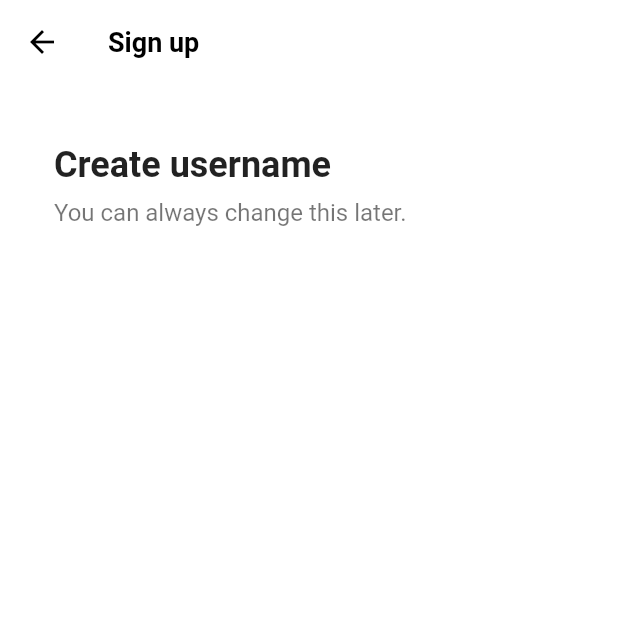
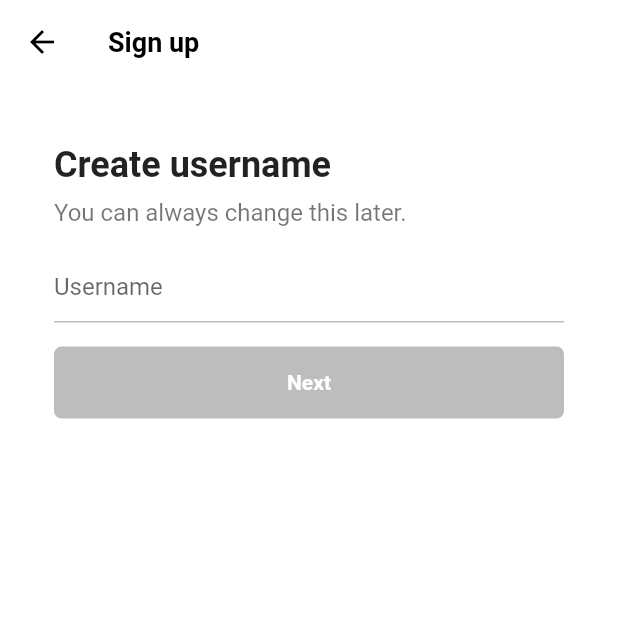
Before and after one commit to chane81/tiktok-clone, a Flutter app: the screen it shows after launch, after a tap on "Use email & password", on a phone screen of 412 x 824 dp, the top half of it. Run offline on Flutter 3.47's test engine with Material 2 defaults, Android fonts, the phone set to English and light mode, and no system bars; our stand-ins replace font_awesome_flutter.

Commit message:
feat: user name screen

```diff
--- a/lib/features/authentication/email_screen.dart
+++ /dev/null
@@ -1,39 +0,0 @@
-import 'package:flutter/material.dart';
-import 'package:tiktok_clone/constants/gaps.dart';
-import 'package:tiktok_clone/constants/sizes.dart';
-
-class EmailScreen extends StatelessWidget {
-  const EmailScreen({super.key});
-
-  @override
-  Widget build(BuildContext context) {
-    return Scaffold(
-      appBar: AppBar(
-        title: const Text(
-          'Sign up',
-        ),
-      ),
-      body: const Padding(
-        padding: EdgeInsets.symmetric(horizontal: Sizes.size36),
-        child: Column(
-          crossAxisAlignment: CrossAxisAlignment.start,
-          children: [
-            Gaps.v40,
-            Text(
-              'Create username',
-              style: TextStyle(
-                fontSize: Sizes.size24,
-                fontWeight: FontWeight.w700,
-              ),
-            ),
-            Gaps.v8,
-            Text(
-              'You can always change this later.',
-              style: TextStyle(fontSize: Sizes.size16, color: Colors.black54),
-            ),
-          ],
-        ),
-      ),
-    );
-  }
-}
--- a/lib/features/authentication/sign_up_screen.dart
+++ b/lib/features/authentication/sign_up_screen.dart
@@ -2,7 +2,7 @@ import 'package:flutter/material.dart';
 import 'package:font_awesome_flutter/font_awesome_flutter.dart';
 import 'package:tiktok_clone/constants/gaps.dart';
 import 'package:tiktok_clone/constants/sizes.dart';
-import 'package:tiktok_clone/features/authentication/email_screen.dart';
+import 'package:tiktok_clone/features/authentication/user_name_screen.dart';
 import 'package:tiktok_clone/features/authentication/login_screen.dart';
 import 'package:tiktok_clone/features/authentication/widgets/auth_button.dart';
 
@@ -17,7 +17,7 @@ class SignUpScreen extends StatelessWidget {
 
   void _onEmailTap(BuildContext context) {
     Navigator.of(context).push(MaterialPageRoute(
-      builder: (context) => const EmailScreen(),
+      builder: (context) => const UserNameScreen(),
     ));
   }
 
--- a/lib/features/authentication/user_name_screen.dart
+++ b/lib/features/authentication/user_name_screen.dart
@@ -0,0 +1,101 @@
+import 'package:flutter/material.dart';
+import 'package:tiktok_clone/constants/gaps.dart';
+import 'package:tiktok_clone/constants/sizes.dart';
+
+class UserNameScreen extends StatefulWidget {
+  const UserNameScreen({super.key});
+
+  @override
+  State<UserNameScreen> createState() => _UserNameScreenState();
+}
+
+class _UserNameScreenState extends State<UserNameScreen> {
+  final TextEditingController _usernameController = TextEditingController();
+
+  String _userName = '';
+
+  @override
+  void initState() {
+    super.initState();
+
+    _usernameController.addListener(() {
+      setState(() {
+        _userName = _usernameController.text;
+      });
+    });
+  }
+
+  @override
+  Widget build(BuildContext context) {
+    return Scaffold(
+      appBar: AppBar(
+        title: const Text(
+          'Sign up',
+        ),
+      ),
+      body: Padding(
+        padding: const EdgeInsets.symmetric(horizontal: Sizes.size36),
+        child: Column(
+          crossAxisAlignment: CrossAxisAlignment.start,
+          children: [
+            Gaps.v40,
+            const Text(
+              'Create username',
+              style: TextStyle(
+                fontSize: Sizes.size24,
+                fontWeight: FontWeight.w700,
+              ),
+            ),
+            Gaps.v8,
+            const Text(
+              'You can always change this later.',
+              style: TextStyle(fontSize: Sizes.size16, color: Colors.black54),
+            ),
+            Gaps.v16,
+            TextField(
+              controller: _usernameController,
+              decoration: InputDecoration(
+                hintText: 'Username',
+                enabledBorder: UnderlineInputBorder(
+                  borderSide: BorderSide(
+                    color: Colors.grey.shade400,
+                  ),
+                ),
+                focusedBorder: UnderlineInputBorder(
+                  borderSide: BorderSide(
+                    color: Colors.grey.shade400,
+                  ),
+                ),
+              ),
+              cursorColor: Theme.of(context).primaryColor,
+            ),
+            Gaps.v16,
+            FractionallySizedBox(
+              widthFactor: 1,
+              child: AnimatedContainer(
+                duration: const Duration(milliseconds: 300),
+                padding: const EdgeInsets.symmetric(
+                  vertical: Sizes.size16,
+                ),
+                decoration: BoxDecoration(
+                  borderRadius: BorderRadius.circular(Sizes.size5),
+                  color: _userName.isEmpty
+                      ? Colors.grey.shade400
+                      : Theme.of(context).primaryColor,
+                ),
+                child: const Text(
+                  'Next',
+                  textAlign: TextAlign.center,
+                  style: TextStyle(
+                    color: Colors.white,
+                    fontWeight: FontWeight.w600,
+                  ),
+                ),
+              ),
+            ),
+          ],
+        ),
+      ),
+    );
+  }
+}
```
